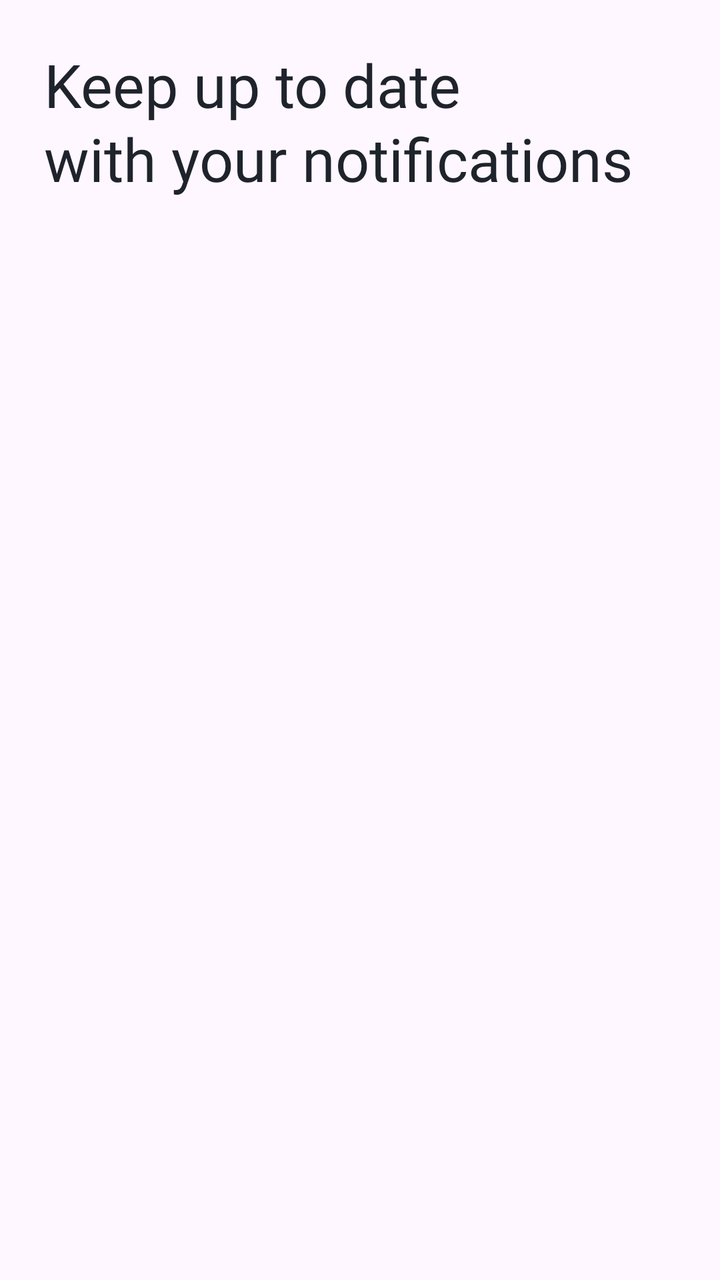
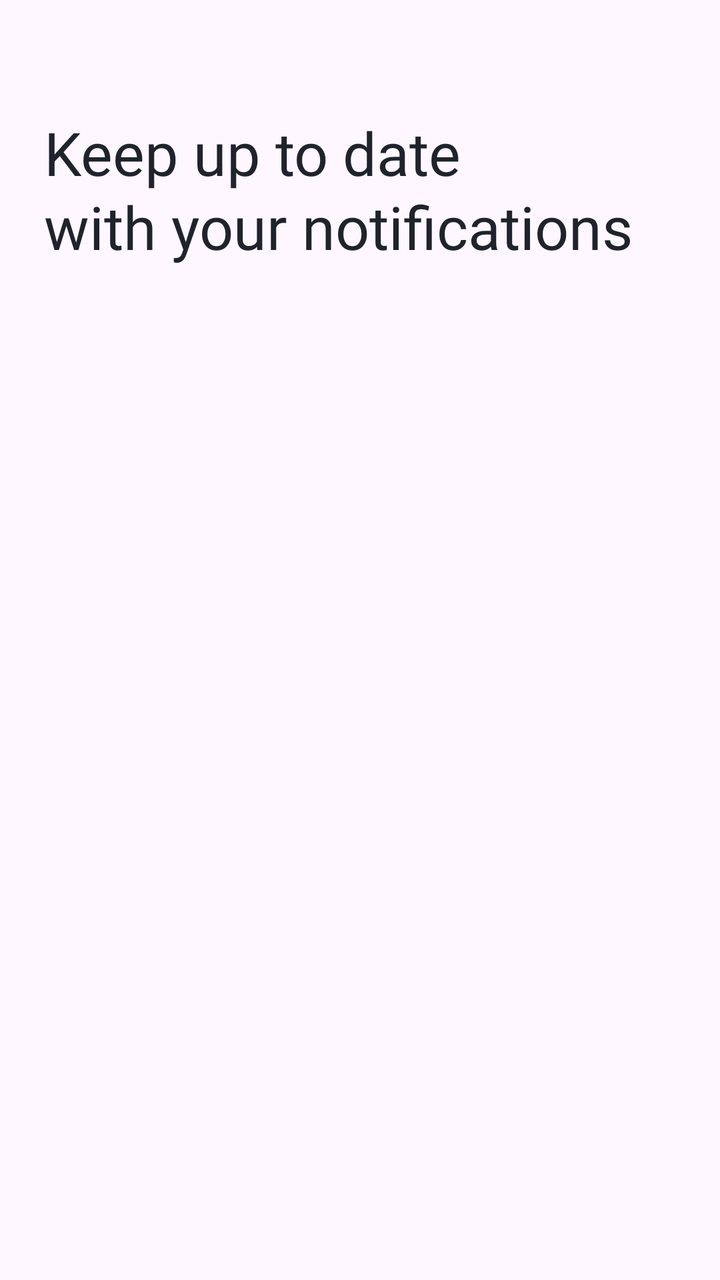

Before-and-after screenshots of an Android layout around one commit, followed by the original layout XML and the change that was made.
<!-- AndroidManifest.xml: application theme Theme.CareerCompass -->
<!-- res/layout/fragment_notification.xml -->
<?xml version="1.0" encoding="utf-8"?>
<androidx.constraintlayout.widget.ConstraintLayout xmlns:android="http://schemas.android.com/apk/res/android"
    xmlns:tools="http://schemas.android.com/tools"
    android:layout_width="match_parent"
    android:layout_height="match_parent"
    xmlns:app="http://schemas.android.com/apk/res-auto"
    android:paddingHorizontal="@dimen/space_between_views"
    tools:context=".ui.main.fragments.notifications.NotificationFragment">

    <TextView
        android:layout_marginTop="@dimen/space_between_views"
        android:id="@+id/tvWelcomeMessage"
        android:layout_width="0dp"
        android:layout_height="wrap_content"
        android:fontFamily="@font/urbanist_bold"
        android:lineSpacingExtra="2dp"
        android:text="@string/notification_message"
        android:textColor="@color/dark"
        android:textSize="30sp"
        app:layout_constraintEnd_toEndOf="parent"
        app:layout_constraintStart_toStartOf="parent"
        app:layout_constraintTop_toTopOf="parent" />

    <androidx.recyclerview.widget.RecyclerView
        android:id="@+id/rvNotifications"
        android:layout_width="0dp"
        android:layout_height="0dp"
        android:layout_marginTop="18dp"
        tools:itemCount="5"
        android:orientation="vertical"
        app:layoutManager="androidx.recyclerview.widget.LinearLayoutManager"
        tools:listitem="@layout/item_notification_layout"
        app:layout_constraintBottom_toBottomOf="parent"
        app:layout_constraintEnd_toEndOf="parent"
        app:layout_constraintStart_toStartOf="parent"
        app:layout_constraintTop_toBottomOf="@+id/tvWelcomeMessage" />
</androidx.constraintlayout.widget.ConstraintLayout>
<!-- res/layout/item_notification_layout.xml (included above) -->
<?xml version="1.0" encoding="utf-8"?>
<FrameLayout xmlns:android="http://schemas.android.com/apk/res/android"
    android:layout_width="match_parent"
    android:background="@drawable/bg_et_auth"
    android:layout_height="wrap_content"
    android:layout_marginVertical="4dp"
    android:padding="@dimen/space_between_views">

    <TextView
        android:id="@+id/tvNotificationTitle"
        android:layout_width="match_parent"
        android:layout_height="wrap_content"
        android:textColor="@color/dark"
        android:text="@string/temp_notification"/>

</FrameLayout>
<!-- resources referenced by this layout -->
<resources>
  <color name="dark">#1E232C</color>
  <dimen name="space_between_views">22dp</dimen>
  <!-- drawable bg_et_auth (drawable) -->
  <vector xmlns:android="http://schemas.android.com/apk/res/android"
      android:width="331dp"
      android:height="56dp"
      android:viewportWidth="331"
      android:viewportHeight="56">
    <path
        android:strokeWidth="1"
        android:pathData="M8,0.5L323,0.5A7.5,7.5 0,0 1,330.5 8L330.5,48A7.5,7.5 0,0 1,323 55.5L8,55.5A7.5,7.5 0,0 1,0.5 48L0.5,8A7.5,7.5 0,0 1,8 0.5z"
        android:fillColor="#F7F8F9"
        android:strokeColor="#E8ECF4"/>
  </vector>
  <string name="notification_message">Keep up to date\nwith your notifications</string>
  <string name="temp_notification">Your favorite business has a new update. Discover more.</string>
  <style name="Theme.CareerCompass" parent="Base.Theme.CareerCompass" />
  <style name="Base.Theme.CareerCompass" parent="Theme.Material3.Light.NoActionBar">
          
          <item name="colorPrimary">@color/colorPrimary</item>
          <item name="colorPrimaryDark">@color/colorPrimaryDark</item>
      </style>
  <color name="colorPrimary">#7265E2</color>
  <color name="colorPrimaryDark">#4E46B5</color>
</resources>

<!-- the commit's change to res/layout/fragment_notification.xml (unified diff, before → after) -->
@@ -8,7 +8,7 @@
     tools:context=".ui.main.fragments.notifications.NotificationFragment">
 
     <TextView
-        android:layout_marginTop="@dimen/space_between_views"
+        android:layout_marginTop="56dp"
         android:id="@+id/tvWelcomeMessage"
         android:layout_width="0dp"
         android:layout_height="wrap_content"
